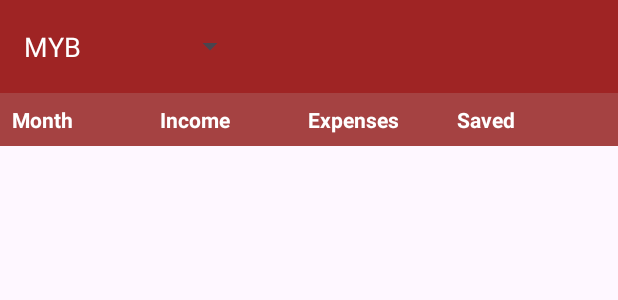
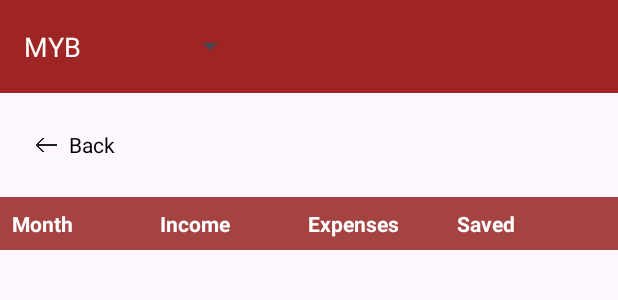
Before and after one commit to Rednigo/MYBMobile, an Android app built with Jetpack Compose: the layout fragment_statistics.xml on its own in the app's theme, with its tools: preview values and no code run, on a phone screen of 412 x 824 dp. Shown: the top 300 px of the screen. Run offline under Robolectric (Android 15) with nearby library versions, the phone set to English and light mode, and no system bars.

Commit message:
complete settings & statistics UI

```diff
--- a/MYB/app/src/main/res/layout/fragment_statistics.xml
+++ b/MYB/app/src/main/res/layout/fragment_statistics.xml
@@ -28,6 +28,33 @@
             android:layout_marginStart="10dp"
             android:layout_weight="0"
             android:textColor="#FFFFFF" />
+    </LinearLayout>
+
+    <!-- Кнопка "Back" -->
+    <LinearLayout
+        android:layout_width="wrap_content"
+        android:layout_height="wrap_content"
+        android:orientation="horizontal"
+        android:layout_margin="16dp">
+
+        <ImageButton
+            android:id="@+id/backButton"
+            android:layout_width="30dp"
+            android:layout_height="37dp"
+            android:background="#00000000"
+            android:contentDescription="Back"
+            android:padding="8dp"
+            android:scaleType="fitCenter"
+            android:src="@drawable/ic_arrow_back" />
+
+        <TextView
+            android:layout_width="wrap_content"
+            android:layout_height="wrap_content"
+            android:text="Back"
+            android:textColor="@android:color/black"
+            android:textSize="14sp"
+            android:layout_gravity="center_vertical" />
+
     </LinearLayout>
 
     <!-- layout.statistics_table.xml -->
--- a/MYB/app/src/main/res/values/colors.xml
+++ b/MYB/app/src/main/res/values/colors.xml
@@ -2,4 +2,5 @@
 <resources>
     <color name="black">#FF000000</color>
     <color name="white">#FFFFFFFF</color>
+    <color name="table_color">#A54242</color>
 </resources>
--- a/MYB/app/src/main/res/xml/settings.xml
+++ b/MYB/app/src/main/res/xml/settings.xml
@@ -4,13 +4,13 @@
         app:layout="@layout/custom_header"
         app:key="custom_header" />
 
+
     <PreferenceCategory app:title="Language">
         <ListPreference
             app:key="language"
             app:title="Language"
             app:summary="Select your preferred language"
-            app:entries="@array/languages"
-            app:entryValues="@array/language_codes"
+            app:entryValues="@array/languages"
             app:defaultValue="en" />
     </PreferenceCategory>
 
@@ -19,7 +19,6 @@
             app:key="theme"
             app:title="Theme"
             app:summary="Select app theme"
-            app:entries="@array/themes"
             app:entryValues="@array/theme_values"
             app:defaultValue="light" />
     </PreferenceCategory>
```
Also changed, not shown: MYB/app/src/main/java/com/example/myb/MainActivity.kt (+6 -5 lines), MYB/app/src/main/java/com/example/myb/StatisticsFragment.kt (+10 -0 lines), MYB/app/src/main/res/layout/fragment_settings.xml (added, +92 -0 lines), MYB/app/src/main/res/values/arrays.xml (+0 -13 lines), MYB/app/src/main/res/drawable/ic_arrow_back.png (added).
